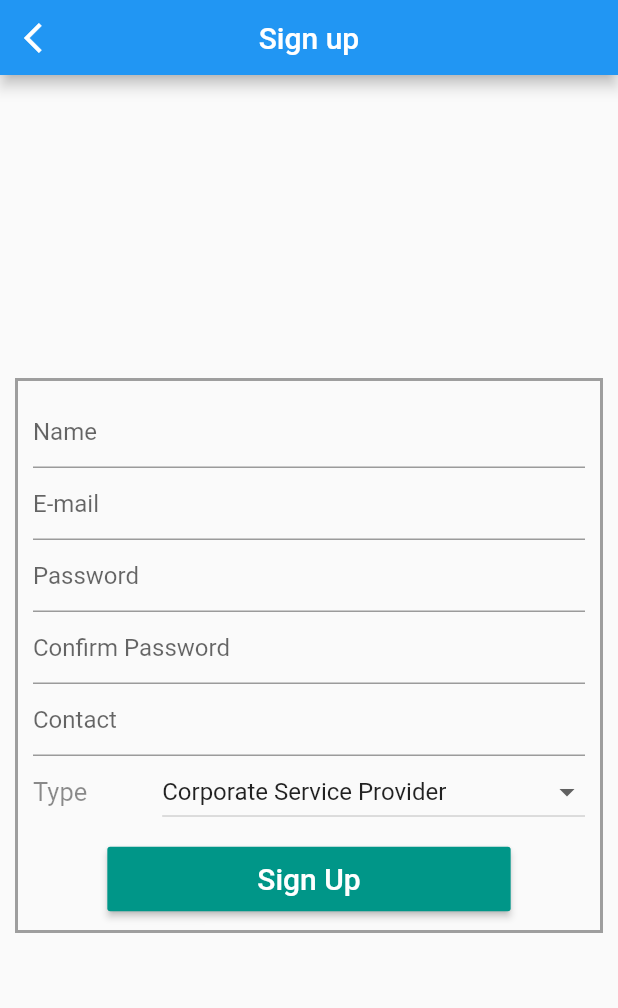
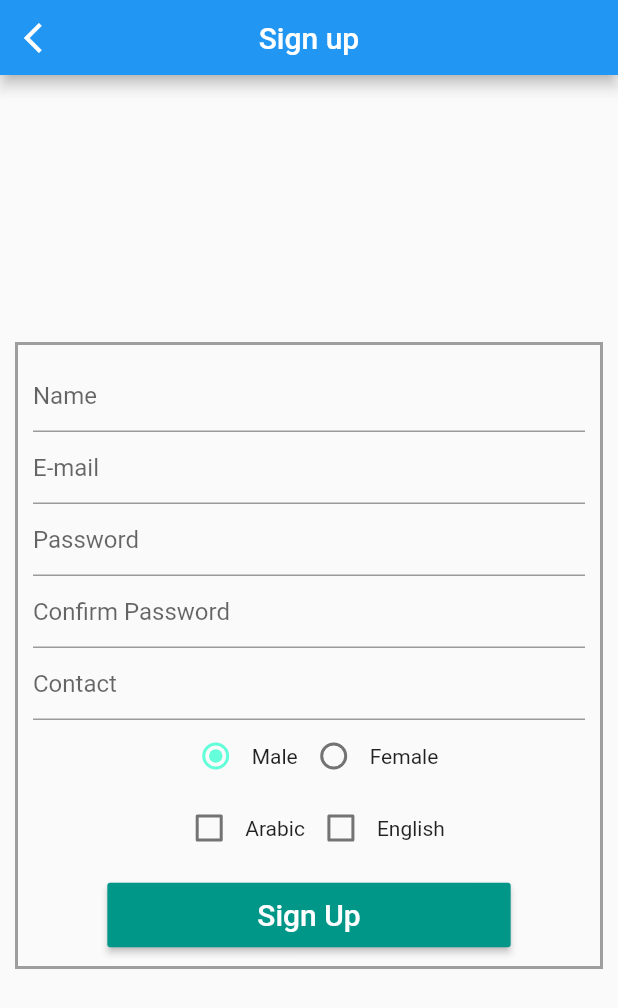
Before and after one commit to manjushareddy143/jam, a Flutter app: the SignupPage screen opened directly, on a phone screen of 412 x 824 dp. Shown: the top 1008 px of the screen. Run offline on Flutter 3.47's test engine with Material 2 defaults, Android fonts, the phone set to English and light mode, and no system bars; our stand-ins replace flutter_datetime_picker, flutter_icons, flutter_spinkit, flutter_swiper, shared_preferences, smooth_star_rating; accounts and stored records are empty.

Commit message:
passing signup data

```diff
--- a/lib/login/signup_screen.dart
+++ b/lib/login/signup_screen.dart
@@ -39,10 +39,10 @@ class SignupPage extends StatefulWidget {
 class _SignupPageState extends State<SignupPage> {
   final GlobalKey<FormState> _formKey = GlobalKey<FormState>();
 
-  bool isISP = false;
+ /* bool isISP = false;
   String _type;
   List<DropdownMenuItem<String>> _dropDownTypes;
-  Map<String, dynamic> _lstType = {"CSP" : "Corporate Service Provider", "ISP" : "Individual Service Provider"};
+  Map<String, dynamic> _lstType = {"CSP" : "Corporate Service Provider", "ISP" : "Individual Service Provider"}; */
 
 
   String _gender = "Male";
@@ -55,14 +55,14 @@ class _SignupPageState extends State<SignupPage> {
   final txtPass = TextEditingController();
   final txtConfPass = TextEditingController();
   final txtContact = TextEditingController();
-  final txtExp = TextEditingController();
+  //final txtExp = TextEditingController();
 
 
   @override
   void initState() {
     super.initState();
-    _dropDownTypes = buildAndGetDropDownMenuItems(_lstType);
-    _type = _dropDownTypes[0].value;
+    //_dropDownTypes = buildAndGetDropDownMenuItems(_lstType);
+    //_type = _dropDownTypes[0].value;
   }
 
   @override
@@ -179,15 +179,17 @@ class _SignupPageState extends State<SignupPage> {
 //            _account = val;
                 },
               ),
+             setRadio(),
+             checkBox(),
              // dropdown setup
-              setDropDown(),
+             // setDropDown(),
 
             ],
           ),
         ),
 
         // DETAILS
-        Visibility(
+      /*  Visibility(
         visible: isISP,
           child: Column(
             children: <Widget>[
@@ -210,7 +212,7 @@ class _SignupPageState extends State<SignupPage> {
               ),
     ],
           )
-        ),
+        ), */
 
         SizedBox(height: 10),
 
@@ -251,12 +253,12 @@ class _SignupPageState extends State<SignupPage> {
     data["name"] = txtName.text;
     data["password"] = txtPass.text;
     data["contact"] = txtContact.text;
-    if(_type == "ISP") {
+   /* if(_type == "ISP") {
       data["type"] = "Individual service provider";
     } else {
       data["type"] = "Corporate Service Provider";
     }
-
+*/
     data["gender"] = _gender;
 //    String lang = "";
 //    if(arabic) {
@@ -265,13 +267,18 @@ class _SignupPageState extends State<SignupPage> {
 //    if(english) {
 //      lang += "english,";
 //    }
-//    data["language"] = lang;
+//  data["language"] = lang;
     data["language"] = "arabic,english";
-    data["start_time"] = startTime;
-    data["end_time"] = endTime;
-    data["experience"] = txtExp.text;
+   // data["start_time"] = startTime;
+   // data["end_time"] = endTime;
+   // data["experience"] = txtExp.text;
     data["email"] = txtEmail.text;
-    try {
+    print(data["gender"]);
+    print(data["name"]);
+    print(data["email"]);
+    print(data["language"]);
+    print(data["password"]);
+  /*  try {
       HttpClient httpClient = new HttpClient();
       var syncUserResponse =
       await httpClient.postRequest(context, 'http://jam.savitriya.com/api/register', data);
@@ -280,7 +287,7 @@ class _SignupPageState extends State<SignupPage> {
       if (e is Exception) {
         printExceptionLog(e);
       }
-    }
+    } */
   }
 
   void processLoginResponse(Response res) {
@@ -292,6 +299,7 @@ class _SignupPageState extends State<SignupPage> {
         var data = json.decode(res.body);
 
         if(data['status'] == "200") {
+
           Navigator.pushReplacement(context,MaterialPageRoute(builder: (context)=> Home()));
         } else {
 
@@ -307,7 +315,7 @@ class _SignupPageState extends State<SignupPage> {
     }
   }
 
-  String startTime = null;
+ /* String startTime = null;
   String endTime = null;
 
   Widget setTimer() {
@@ -398,7 +406,7 @@ class _SignupPageState extends State<SignupPage> {
       }
     });
   }
-
+*/
 
   Widget checkBox() {
     return Container(
```
